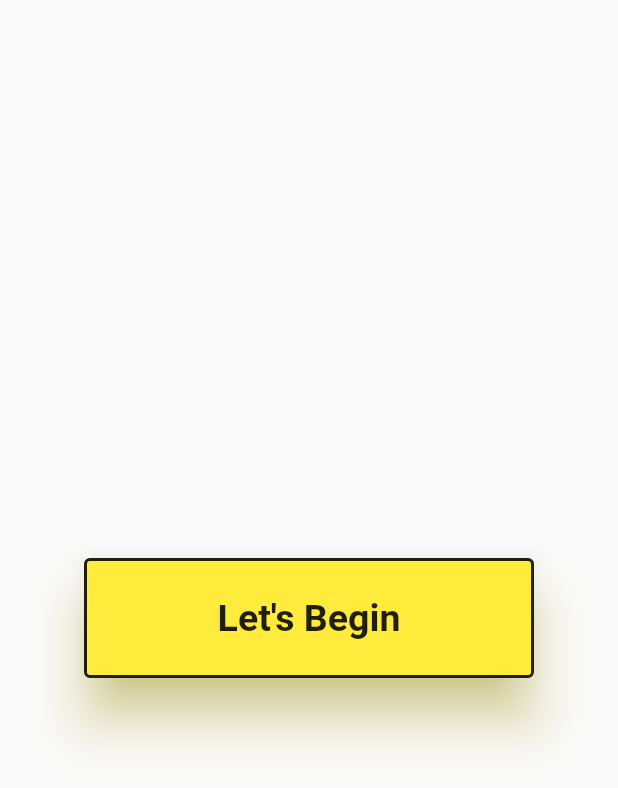
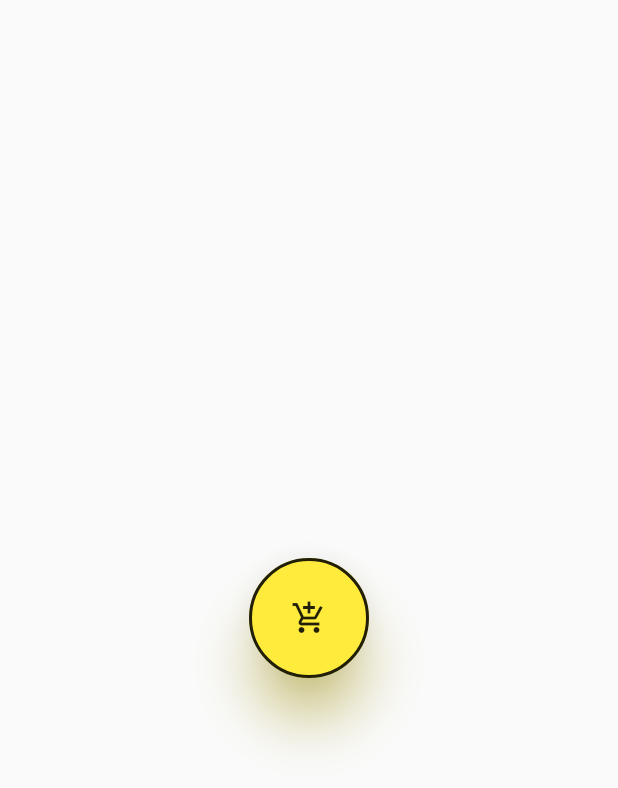
Before and after one commit to moekyawsoe/flutter-programs, a Flutter app: the screen it shows after launch, on a phone screen of 412 x 824 dp. Shown: the top 788 px of the screen. Run offline on Flutter 3.47's test engine with Material 2 defaults, Android fonts, the phone set to English and light mode, and no system bars; our stand-ins replace font_awesome_flutter.

Commit message:
circular button with icon

```diff
--- a/flutter_programs/lib/Dashboard.dart
+++ b/flutter_programs/lib/Dashboard.dart
@@ -21,8 +21,9 @@ class Dashboard extends StatelessWidget {
             onPrimary: Colors.black87,
             elevation: 15,
             shadowColor: Colors.yellow,
-            side: const BorderSide(color: Colors.black87, width: 2)),
-        child: const Text("Let's Begin"),
+            side: const BorderSide(color: Colors.black87, width: 2),
+            shape: const CircleBorder()),
+        child: const Icon(Icons.add_shopping_cart_outlined),
       ),
     ));
   }
```
